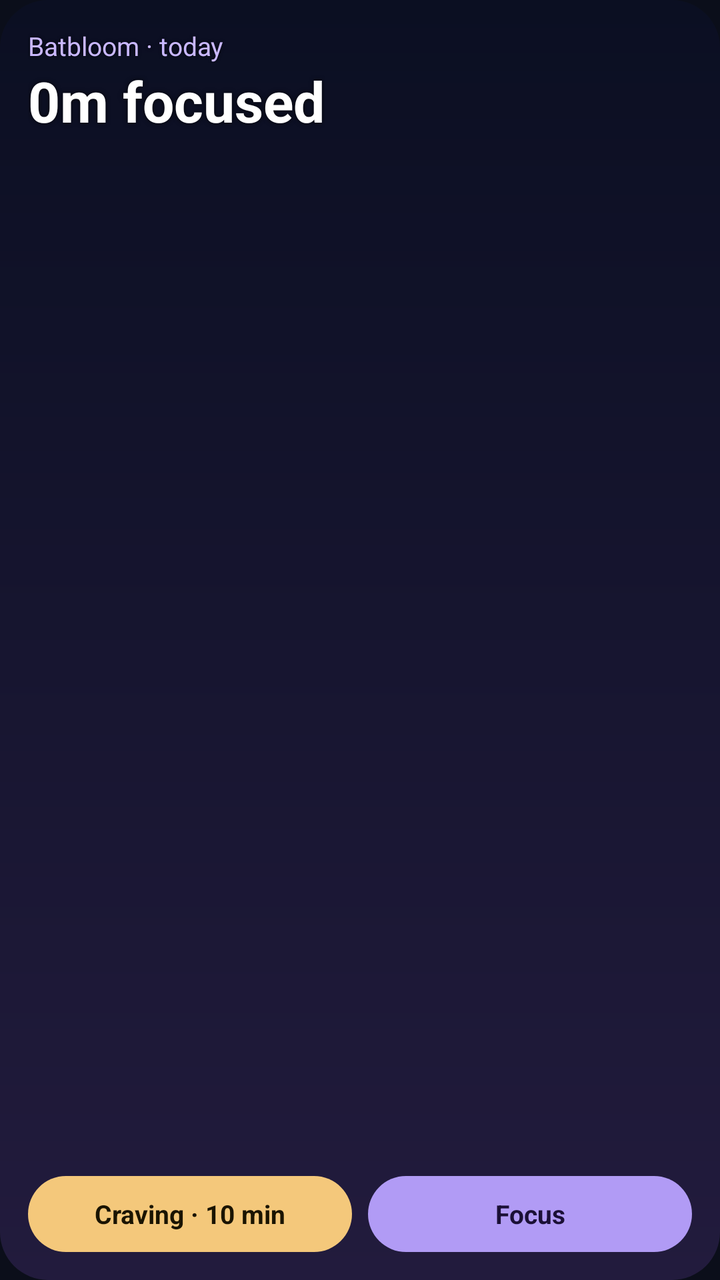
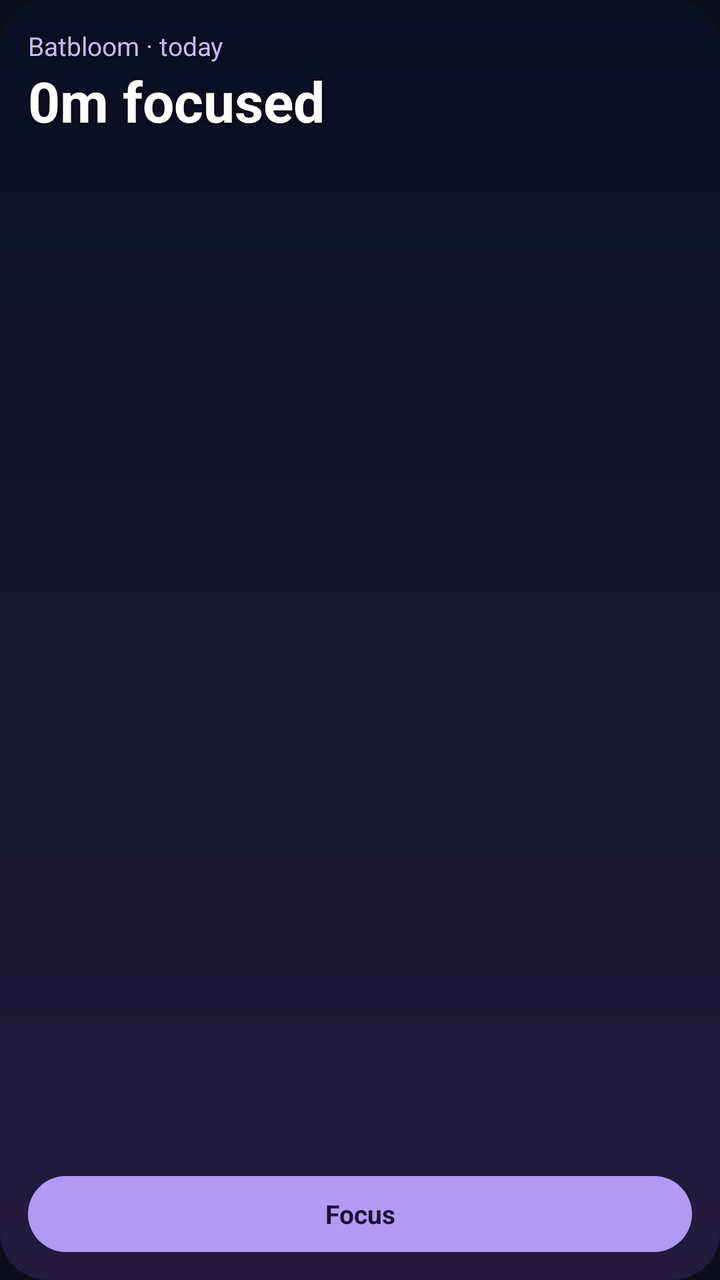

The first picture is an Android layout as it rendered before a commit; the second is the same layout after the commit. The layout source and the unified diff follow.
<!-- AndroidManifest.xml: application theme Theme.Batbloom -->
<!-- res/layout/widget_bloom.xml -->
<?xml version="1.0" encoding="utf-8"?>
<FrameLayout xmlns:android="http://schemas.android.com/apk/res/android"
    android:id="@+id/w_root"
    android:layout_width="match_parent"
    android:layout_height="match_parent"
    android:background="@drawable/widget_bg">

    
    <ImageView
        android:id="@+id/w_art"
        android:layout_width="match_parent"
        android:layout_height="match_parent"
        android:contentDescription="@null"
        android:scaleType="fitXY" />

    <LinearLayout
        android:layout_width="match_parent"
        android:layout_height="match_parent"
        android:orientation="vertical"
        android:padding="14dp">

        <TextView
            android:id="@+id/w_title"
            android:layout_width="match_parent"
            android:layout_height="wrap_content"
            android:ellipsize="end"
            android:maxLines="1"
            android:shadowColor="#CC000000"
            android:shadowRadius="4"
            android:text="Batbloom · today"
            android:textColor="#C9B8FF"
            android:textSize="13sp" />

        <Chronometer
            android:id="@+id/w_timer"
            android:layout_width="wrap_content"
            android:layout_height="wrap_content"
            android:shadowColor="#CC000000"
            android:shadowRadius="6"
            android:textColor="#FFFFFF"
            android:textSize="32sp"
            android:textStyle="bold"
            android:visibility="gone" />

        <TextView
            android:id="@+id/w_main"
            android:layout_width="wrap_content"
            android:layout_height="wrap_content"
            android:maxLines="1"
            android:shadowColor="#CC000000"
            android:shadowRadius="6"
            android:text="0m focused"
            android:textColor="#FFFFFF"
            android:textSize="28sp"
            android:textStyle="bold" />

        <TextView
            android:id="@+id/w_sub"
            android:layout_width="match_parent"
            android:layout_height="wrap_content"
            android:layout_marginTop="2dp"
            android:ellipsize="end"
            android:maxLines="3"
            android:shadowColor="#CC000000"
            android:shadowRadius="4"
            android:textColor="#D8DCEE"
            android:textSize="12sp" />

        <FrameLayout
            android:layout_width="match_parent"
            android:layout_height="0dp"
            android:layout_weight="1" />

        <TextView
            android:id="@+id/w_dose"
            android:layout_width="match_parent"
            android:layout_height="36dp"
            android:layout_marginBottom="8dp"
            android:background="@drawable/widget_btn_teal"
            android:gravity="center"
            android:text="Took morning dose"
            android:textColor="#00332C"
            android:textSize="13sp"
            android:textStyle="bold"
            android:visibility="gone" />

        <LinearLayout
            android:layout_width="match_parent"
            android:layout_height="wrap_content"
            android:orientation="horizontal">

            <TextView
                android:id="@+id/w_craving"
                android:layout_width="0dp"
                android:layout_height="38dp"
                android:layout_marginEnd="8dp"
                android:layout_weight="1"
                android:background="@drawable/widget_btn_gold"
                android:gravity="center"
                android:text="Craving · 10 min"
                android:textColor="#1A1400"
                android:textSize="13sp"
                android:textStyle="bold" />

            <TextView
                android:id="@+id/w_focus"
                android:layout_width="0dp"
                android:layout_height="38dp"
                android:layout_weight="1"
                android:background="@drawable/widget_btn"
                android:gravity="center"
                android:text="Focus"
                android:textColor="#1B1036"
                android:textSize="13sp"
                android:textStyle="bold" />
        </LinearLayout>
    </LinearLayout>
</FrameLayout>
<!-- resources referenced by this layout -->
<resources>
  <!-- drawable widget_bg (drawable) -->
  <?xml version="1.0" encoding="utf-8"?>
  <shape xmlns:android="http://schemas.android.com/apk/res/android" android:shape="rectangle">
      <gradient android:angle="270" android:startColor="#FF0B0F22" android:endColor="#FF221B3D" />
      <corners android:radius="24dp" />
  </shape>
  <!-- drawable widget_btn (drawable) -->
  <?xml version="1.0" encoding="utf-8"?>
  <shape xmlns:android="http://schemas.android.com/apk/res/android" android:shape="rectangle">
      <solid android:color="#F2B9A3FF" />
      <corners android:radius="19dp" />
  </shape>
  <!-- drawable widget_btn_gold (drawable) -->
  <?xml version="1.0" encoding="utf-8"?>
  <shape xmlns:android="http://schemas.android.com/apk/res/android" android:shape="rectangle">
      <solid android:color="#F2FFD27F" />
      <corners android:radius="19dp" />
  </shape>
  <!-- drawable widget_btn_teal (drawable) -->
  <?xml version="1.0" encoding="utf-8"?>
  <shape xmlns:android="http://schemas.android.com/apk/res/android" android:shape="rectangle">
      <solid android:color="#F27FE3D0" />
      <corners android:radius="18dp" />
  </shape>
  <style name="Theme.Batbloom" parent="android:Theme.Material.NoActionBar">
          <item name="android:windowBackground">@color/night</item>
          <item name="android:statusBarColor">@android:color/transparent</item>
          <item name="android:navigationBarColor">@android:color/transparent</item>
      </style>
  <color name="night">#0B0E1A</color>
</resources>

<!-- the commit's change to res/layout/widget_bloom.xml (unified diff, before → after) -->
@@ -90,19 +90,6 @@
             android:orientation="horizontal">
 
             <TextView
-                android:id="@+id/w_craving"
-                android:layout_width="0dp"
-                android:layout_height="38dp"
-                android:layout_marginEnd="8dp"
-                android:layout_weight="1"
-                android:background="@drawable/widget_btn_gold"
-                android:gravity="center"
-                android:text="Craving · 10 min"
-                android:textColor="#1A1400"
-                android:textSize="13sp"
-                android:textStyle="bold" />
-
-            <TextView
                 android:id="@+id/w_focus"
                 android:layout_width="0dp"
                 android:layout_height="38dp"
<!-- resource entries referenced after the edit -->
@@ -10,12 +10,6 @@
   <?xml version="1.0" encoding="utf-8"?>
   <shape xmlns:android="http://schemas.android.com/apk/res/android" android:shape="rectangle">
       <solid android:color="#F2B9A3FF" />
-      <corners android:radius="19dp" />
-  </shape>
-  <!-- drawable widget_btn_gold (drawable) -->
-  <?xml version="1.0" encoding="utf-8"?>
-  <shape xmlns:android="http://schemas.android.com/apk/res/android" android:shape="rectangle">
-      <solid android:color="#F2FFD27F" />
       <corners android:radius="19dp" />
   </shape>
   <!-- drawable widget_btn_teal (drawable) -->
